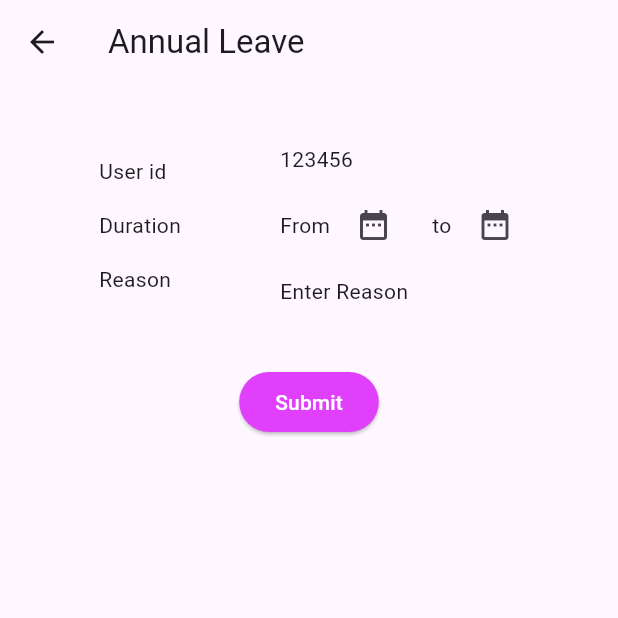
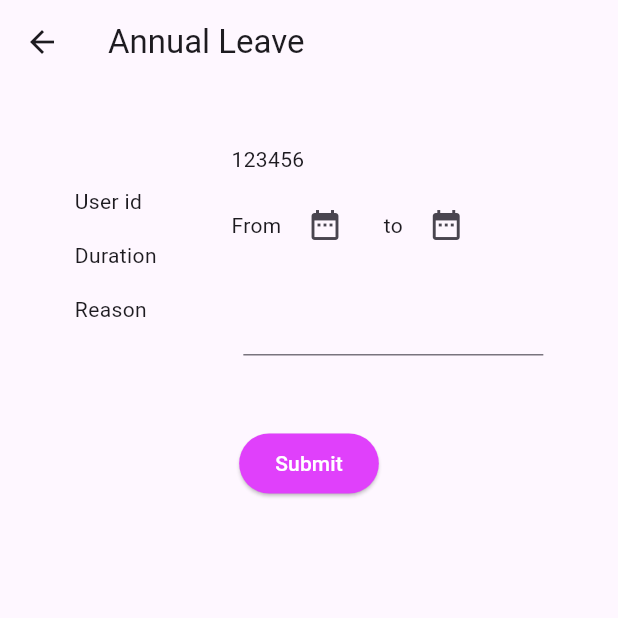
Before and after one commit to MyoThu12250/staff_attendance, a Flutter app: the AnnualLeave screen opened directly, on a phone screen of 412 x 824 dp, the top half of it. Run offline on Flutter 3.47's test engine with Material 3 defaults, Android fonts, the phone set to English and light mode, and no system bars; our stand-ins replace flutter_easyloading, get, image_picker, table_calendar.

Commit message:
adding component (main)

```diff
--- a/lib/pages/annualLeave.dart
+++ b/lib/pages/annualLeave.dart
@@ -107,7 +107,18 @@ class _AnnualLeaveState extends State<AnnualLeave> {
                           SizedBox(
                             height: 10,
                           ),
-                          Text('Enter Reason'),
+                          Padding(
+                            padding: const EdgeInsets.all(8.0),
+                            // child: Text('Enter reason'),
+                            child: SizedBox(
+                              width: 200,
+                              height: 45,
+                              child: TextField(
+                                maxLines: null,
+                                expands: true,
+                              ),
+                            ),
+                          ),
                         ],
                       )
                     ],
```
Also changed, not shown: lib/pages/homepage.dart (+0 -10 lines).
